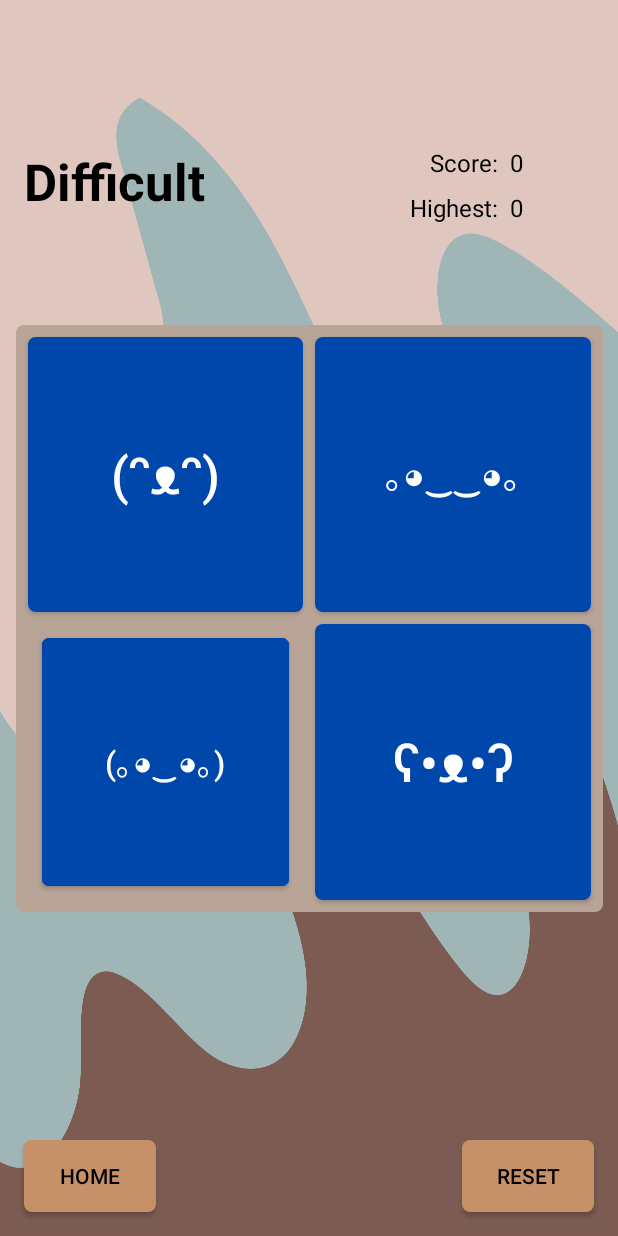
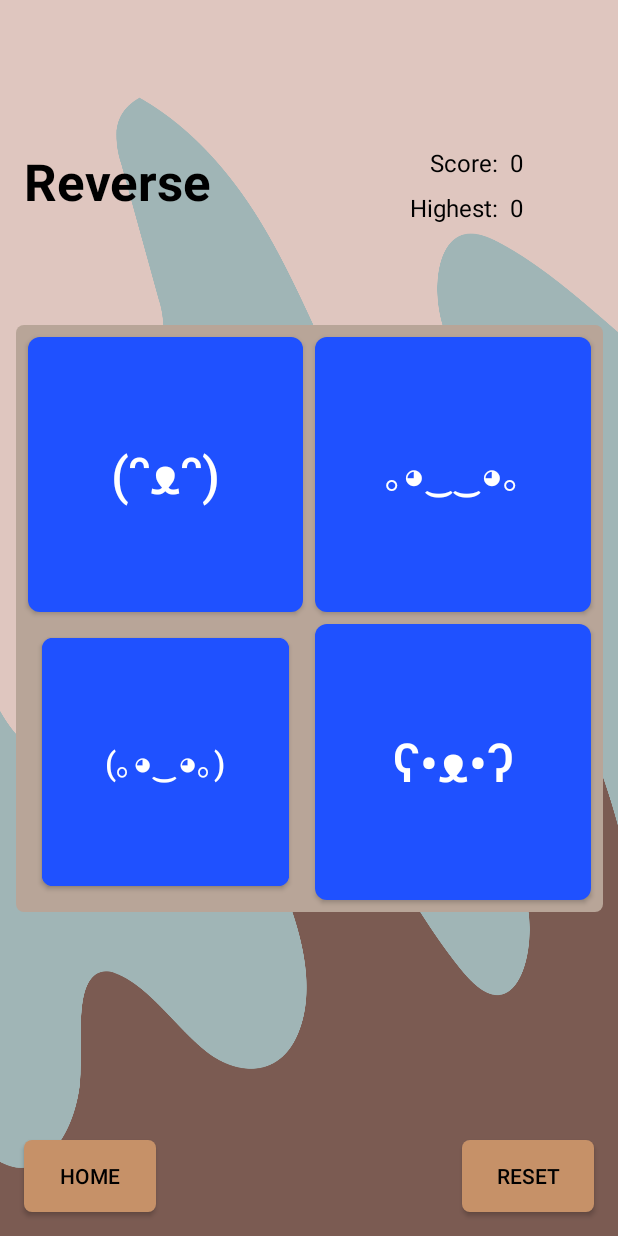
Before and after one commit to BarbodH/mad-grid, an Android app: the screen it shows after launch (GameActivity), after a tap on "START GAME", on a phone screen of 412 x 824 dp. Run offline under Robolectric (Android 15) with nearby library versions, the phone set to English and light mode, and no system bars; pictures from the network do not load; 3 other taps on this screen came first.

Commit message:
Implemented 'Reverse' & 'Crazy' game modes (replacing 'Difficult' & 'Expert')

```diff
--- a/app/src/main/java/com/example/mad_grid/GameActivity.java
+++ b/app/src/main/java/com/example/mad_grid/GameActivity.java
@@ -14,6 +14,9 @@ import android.view.animation.Animation;
 import android.view.animation.AnimationUtils;
 import android.widget.Button;
 import android.widget.TextView;
+
+import java.util.ArrayList;
+import java.util.Collections;
 
 public class GameActivity extends AppCompatActivity {
     // data variable(s)
@@ -144,7 +147,7 @@ public class GameActivity extends AppCompatActivity {
         // initialization
         this.isPlaying = false;
         int delay = 750;
-        int delayIncrement = madGrid.getMode().equals("Expert") ? 300 : 750;
+        final int delayIncrement = 750;
         handler.postDelayed(new Runnable() {
             @Override
             public void run() {
@@ -152,12 +155,21 @@ public class GameActivity extends AppCompatActivity {
             }
         }, 450);
 
-
         // start display of sequence
-        for (int k : madGrid.getKey()) {
-            // handler object prevents simultaneous grid animations
-            handler.postDelayed(() -> toBounce(k), delay);
-            delay += delayIncrement;
+        if (madGrid.getMode().equals("Reverse")) { // iterate backwards through key for 'Reverse' mode
+            for (int index = madGrid.getKey().size() - 1; index >= 0; index--) {
+                int item = madGrid.getKey().get(index);
+                // handler object prevents simultaneous grid animations
+                handler.postDelayed(() -> toBounce(item), delay);
+                delay += delayIncrement;
+            }
+        }
+        else { // iterate regularly through key for 'Classic' and 'Crazy' modes
+            for (int k : madGrid.getKey()) {
+                // handler object prevents simultaneous grid animations
+                handler.postDelayed(() -> toBounce(k), delay);
+                delay += delayIncrement;
+            }
         }
 
         // handler object delays change of value of 'isPlaying' until whole sequence is displayed
@@ -203,18 +215,10 @@ public class GameActivity extends AppCompatActivity {
      * @param buttonIndex - index of target button
      */
     private void toBounce(int buttonIndex) {
-        // initialization
         int buttonID = determineButtonID(buttonIndex);
-        Button button = (Button)findViewById(buttonID);
-        Animation animation;
+        Button button = (Button) findViewById(buttonID);
+        Animation animation = AnimationUtils.loadAnimation(this, R.anim.bounce);
         BounceInterpolator bounceInterpolator = new BounceInterpolator(0.2, 20);
-
-        // animation speed is higher in 'Expert' mode
-        if (madGrid.getMode().equals("Expert")) {
-            animation = AnimationUtils.loadAnimation(this, R.anim.bounce_fast);
-        } else {
-            animation = AnimationUtils.loadAnimation(this, R.anim.bounce);
-        }
         animation.setInterpolator(bounceInterpolator);
         button.startAnimation(animation);
     }
--- a/app/src/main/java/com/example/mad_grid/MadGrid.java
+++ b/app/src/main/java/com/example/mad_grid/MadGrid.java
@@ -19,7 +19,7 @@ public class MadGrid {
 
     /**
      * Constructor initializing MadGrid class instance in GameActivity
-     * Precondition(s): 'stringMode' is either equal to 'Classic', 'Difficult', or 'Expert'
+     * Precondition(s): 'stringMode' is either equal to 'Classic', 'Reverse', or 'Crazy'
      * Postcondition(s): MadGrid object is initialized with a key and given mode
      * @param stringMode - game mode (string version)
      * @param highestScore - highest score of current game mode
@@ -33,7 +33,7 @@ public class MadGrid {
 
     /**
      * Multi-parameter constructor intended for testing
-     * Precondition(s): 'stringMode' is either equal to 'Classic', 'Difficult', or 'Expert'
+     * Precondition(s): 'stringMode' is either equal to 'Classic', 'Reverse', or 'Crazy'
      *                  'score' and 'highestScore' are non-negative integers
      *                  'length' is a positive integer
      * Postcondition(s): MadGrid object is initialized with given parameters
@@ -57,16 +57,28 @@ public class MadGrid {
 
     /**
      * Adds new integers to the key depending on game mode
-     * Precondition(s): 'stringMode' is already initialized as 'Classic', 'Difficult', or 'Expert'
-     * Postcondition(s): integer within [1, 4] is added to key
+     * Precondition(s): 'stringMode' is already initialized as 'Classic', 'Reverse', or 'Crazy'
+     * Postcondition(s): integer within [1, 4] is added to the key according to game mode
      */
     public void incrementKey() {
         // initialization
         Random rand = new Random();
-        int increment = stringMode.equals("Classic") ? 1 : stringMode.equals("Difficult") ? 2 : 3;
-        // processing & calculation
-        for (int index = 0; index < increment; index++) {
+
+        // 'Classic' game mode: increment by 1
+        if (this.stringMode.equals("Classic")) {
             this.key.add(rand.nextInt(4) + 1);
+        }
+        // 'Reverse' game mode: increment by 1; reverse key
+        else if (this.stringMode.equals("Reverse")) {
+            this.key.add(0, rand.nextInt(4) + 1);
+        }
+        // 'Crazy' game mode: increment by 1; reset entire key each time
+        else {
+            int newKeyLength = this.key.size() + 1;
+            this.key.clear();
+            for (int index = 0; index < newKeyLength; index++) {
+                key.add(rand.nextInt(4) + 1);
+            }
         }
     }
 
--- a/app/src/main/java/com/example/mad_grid/MainActivity.java
+++ b/app/src/main/java/com/example/mad_grid/MainActivity.java
@@ -10,7 +10,7 @@ import android.widget.TextView;
 
 public class MainActivity extends AppCompatActivity {
     // data variables
-    private final String[] modeStrings = {"Classic", "Difficult", "Expert"};
+    private final String[] modeStrings = {"Classic", "Reverse", "Crazy"};
     private int mode; // stores index [0, 2] for 'modeString' array
 
     @Override
@@ -58,8 +58,8 @@ public class MainActivity extends AppCompatActivity {
     /**
      * Helper method - updates game mode displayed on homepage as follows:
      *  0: Classic
-     *  1: Difficult
-     *  2: Expert
+     *  1: Reverse
+     *  2: Crazy
      * Precondition(s): 'mode' is an integer between 0 and 2
      * Postcondition(s): game mode display is updated
      */
```
